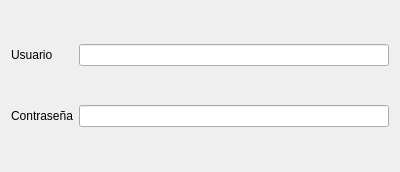
Before: the Qt Designer form Proyecto/Login.ui in PaulaCanales/Proyecto_Ventas, drawn with Qt 5.
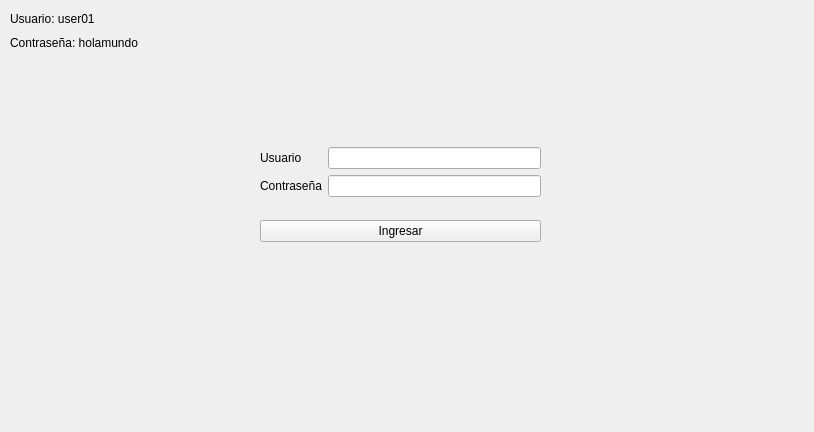
After: the same form once the commit is applied.

What changed in the file:
```diff
--- a/Proyecto/Login.ui
+++ b/Proyecto/Login.ui
@@ -6,13 +6,24 @@
    <rect>
     <x>0</x>
     <y>0</y>
-    <width>400</width>
-    <height>172</height>
+    <width>814</width>
+    <height>432</height>
    </rect>
   </property>
   <property name="windowTitle">
    <string>Login</string>
   </property>
+  <widget class="QWidget" name="layoutWidget">
+   <property name="geometry">
+    <rect>
+     <x>260</x>
+     <y>130</y>
+     <width>281</width>
+     <height>131</height>
+    </rect>
+   </property>
+   <layout class="QVBoxLayout" name="verticalLayout">
+    <item>
   <layout class="QGridLayout" name="gridLayout">
    <item row="0" column="0">
     <widget class="QLabel" name="label">
@@ -35,6 +46,42 @@
     <widget class="QLineEdit" name="contrasena"/>
    </item>
   </layout>
+    </item>
+    <item>
+     <widget class="QPushButton" name="ingresar">
+      <property name="text">
+       <string>Ingresar</string>
+      </property>
+     </widget>
+    </item>
+   </layout>
+  </widget>
+  <widget class="QWidget" name="">
+   <property name="geometry">
+    <rect>
+     <x>10</x>
+     <y>10</y>
+     <width>161</width>
+     <height>42</height>
+    </rect>
+   </property>
+   <layout class="QVBoxLayout" name="verticalLayout_2">
+    <item>
+     <widget class="QLabel" name="label_3">
+      <property name="text">
+       <string>Usuario: user01</string>
+      </property>
+     </widget>
+    </item>
+    <item>
+     <widget class="QLabel" name="label_4">
+      <property name="text">
+       <string>Contraseña: holamundo</string>
+      </property>
+     </widget>
+    </item>
+   </layout>
+  </widget>
  </widget>
  <resources/>
  <connections/>
```
Lines whose indentation alone changed are shown as unchanged.
